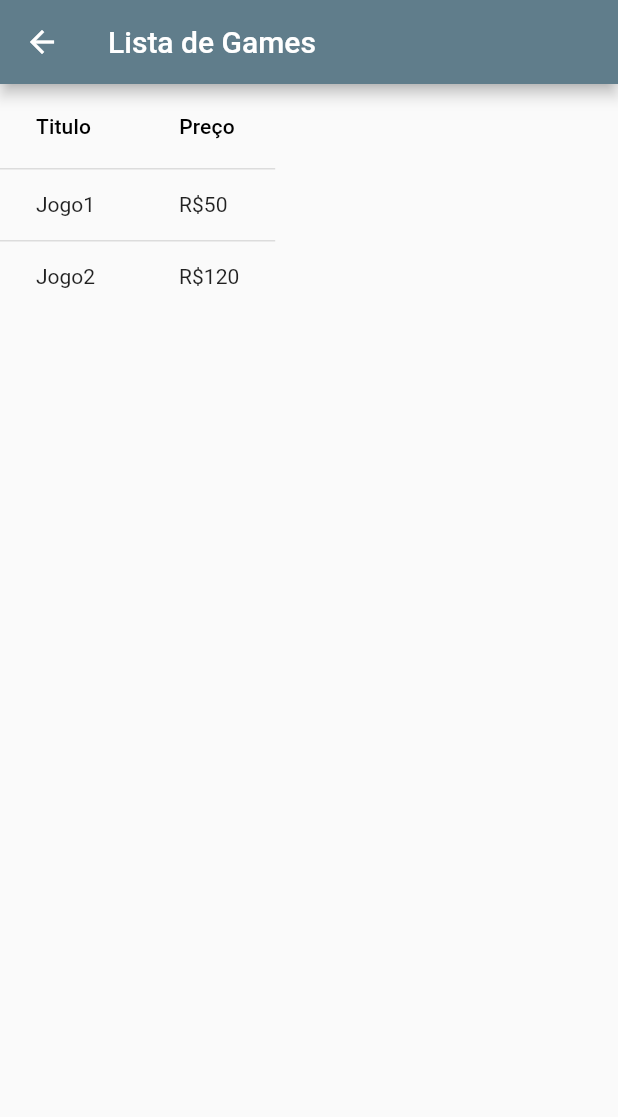
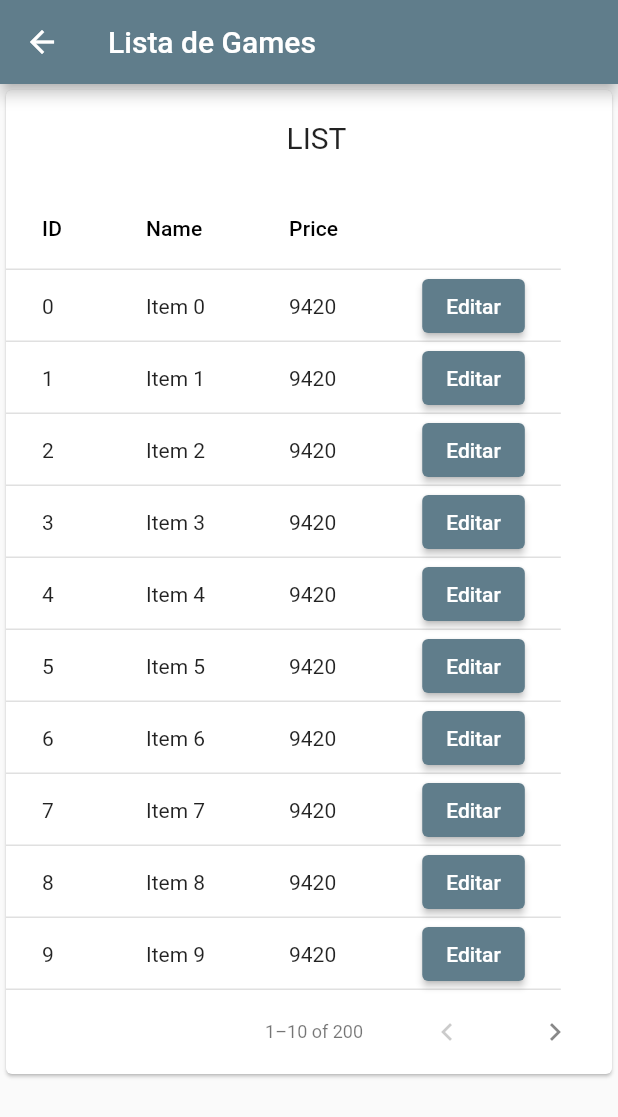
Before and after one commit to BrotherBoris/BrotherBoris-MobileExercises, a Flutter app: the MenuMainScreen screen opened directly, after a tap on "Lista de Games", on a phone screen of 412 x 824 dp. Shown: the top 1117 px of the screen. Run offline on Flutter 3.47's test engine with Material 2 defaults, Android fonts, the phone set to English and light mode, and no system bars; missing offline and left inert: dart:ffi.

Commit message:
utter desolation 15/04/23

```diff
--- /dev/null
+++ b/crud_api/lib/back/models/game.dart
@@ -0,0 +1,48 @@
+import 'dart:math';
+
+class Game {
+  int _id;
+  String _title;
+  double _price;
+  String _publisher;
+
+  // constructor
+  Game(this._id, this._title, this._price, this._publisher);
+
+  // getters //
+  int get id => _id;
+  String get title => _title;
+  double get price => _price;
+  String get publisher => _publisher;
+  // getters //
+
+  // setters //
+  set id(int id) {
+    _id = id;
+  }
+
+  set title(String title) {
+    _title = title;
+  }
+
+  set price(double price) {
+    _price = price;
+  }
+
+  set publisher(String publisher) {
+    _publisher = publisher;
+  }
+  // setters //
+}
+
+class Dumper {
+  List dump(iterations) {
+    List<Game> list = [];
+
+    for (var i = 0; i < iterations; i++) {
+      list.add(Game(i, 'Game $i', Random().nextDouble() * 500, 'pub $i'));
+    }
+
+    return list;
+  }
+}
--- /dev/null
+++ b/crud_api/lib/front/scenes/game_list_screen.dart
@@ -0,0 +1,39 @@
+import 'package:crud_api/front/components/basic_button.dart';
+import 'package:crud_api/main.dart';
+import 'package:flutter/material.dart';
+
+class GameListScreen extends StatefulWidget {
+  const GameListScreen({super.key});
+
+  @override
+  State<GameListScreen> createState() => _GameListScreen();
+}
+
+class _GameListScreen extends State<GameListScreen> {
+  final DataTableSource _data = MyData();
+
+  @override
+  Widget build(BuildContext context) {
+    return Scaffold(
+      appBar: AppBar(
+        title: const Text("Lista de Games"),
+      ),
+      body: Center(
+        child: Column(
+          // * alinha no centro da tela
+          children: <Widget>[
+            //TODO: Find a way to space columns
+            PaginatedDataTable(
+              // ignore: prefer_const_constructors, prefer_const_literals_to_create_immutables
+              columns: [DataColumn(label: Text('ID')), DataColumn(label: Text('Name')), DataColumn(label: Text('Price')), DataColumn(label: Text(''))],
+              source: _data,
+              header: const Center(
+                child: Text("LIST"),
+              ),
+            ),
+          ],
+        ),
+      ),
+    );
+  }
+}
--- a/crud_api/lib/scenes/menu_main_screen.dart
+++ b/crud_api/lib/front/scenes/menu_main_screen.dart
@@ -1,6 +1,6 @@
 import 'package:flutter/material.dart';
-import 'package:crud_api/components/basic_button.dart';
-import 'package:crud_api/scenes/games_list_screen.dart';
+import 'package:crud_api/front/components/basic_button.dart';
+import 'package:crud_api/front/scenes/game_list_screen.dart';
 
 class MenuMainScreen extends StatefulWidget {
   const MenuMainScreen({super.key});
@@ -27,7 +27,7 @@ class _MenuMainScreen extends State<MenuMainScreen> {
                 onPressed: () {
                   Navigator.push(
                     context,
-                    MaterialPageRoute(builder: (context) => GamesListScreen()),
+                    MaterialPageRoute(builder: (context) => GameListScreen()),
                   );
                 }),
           ],
--- a/crud_api/lib/main.dart
+++ b/crud_api/lib/main.dart
@@ -1,10 +1,20 @@
+import 'dart:math';
+
+import 'package:crud_api/back/models/game.dart';
+import 'package:crud_api/front/scenes/game_form_screen.dart';
 import 'package:flutter/material.dart';
-import 'package:crud_api/scenes/games_list_screen.dart';
-import 'components/basic_button.dart';
+import 'package:crud_api/front/scenes/game_list_screen.dart';
+import 'front/components/basic_button.dart';
 
 void main() {
   runApp(const MyApp());
 }
+
+// teste
+// * teste
+// ! teste
+// ? teste
+// TODO teste
 
 class MyApp extends StatelessWidget {
   const MyApp({super.key});
@@ -12,6 +22,7 @@ class MyApp extends StatelessWidget {
   @override
   Widget build(BuildContext context) {
     return MaterialApp(
+      debugShowCheckedModeBanner: false,
       title: 'Flutter Demo',
       theme: ThemeData(
         primarySwatch: Colors.blueGrey,
@@ -40,13 +51,21 @@ class _MyHomePageState extends State<MyHomePage> {
           //alinha no centro da tela
           mainAxisAlignment: MainAxisAlignment.center,
           children: <Widget>[
-            const SizedBox(height: 10),
             BasicButton(
-                buttonText: "Lista de Games",
+                buttonText: "Form",
                 onPressed: () {
                   Navigator.push(
                     context,
-                    MaterialPageRoute(builder: (context) => GamesListScreen()),
+                    MaterialPageRoute(builder: (context) => const GameFormScreen()),
+                  );
+                }),
+            const SizedBox(height: 10),
+            BasicButton(
+                buttonText: "List",
+                onPressed: () {
+                  Navigator.push(
+                    context,
+                    MaterialPageRoute(builder: (context) => const GameListScreen()),
                   );
                 }),
           ],
@@ -55,3 +74,34 @@ class _MyHomePageState extends State<MyHomePage> {
     );
   }
 }
+
+class MyData extends DataTableSource {
+  final List<Map<String, dynamic>> _data = List.generate(200, (index) => {"id": index, "title": "Item $index", "price": Random().nextInt(10000)});
+
+  @override
+  DataRow? getRow(int index) {
+    return DataRow(cells: [
+      DataCell(Text(_data[index]['id'].toString())),
+      DataCell(Text(_data[index]['title'])),
+      DataCell(Text(_data[index]['price'].toString())),
+      DataCell(BasicButton(
+        buttonText: "Editar",
+        onPressed: () {
+          print(index);
+        },
+      ))
+    ]);
+  }
+
+  @override
+  // TODO: implement isRowCountApproximate
+  bool get isRowCountApproximate => false;
+
+  @override
+  // TODO: implement rowCount
+  int get rowCount => _data.length;
+
+  @override
+  // TODO: implement selectedRowCount
+  int get selectedRowCount => 0;
+}
--- a/crud_api/lib/scenes/games_list_screen.dart
+++ /dev/null
@@ -1,37 +0,0 @@
-import 'package:flutter/material.dart';
-import 'package:crud_api/components/basic_button.dart';
-
-class GamesListScreen extends StatefulWidget {
-  const GamesListScreen({super.key});
-
-  @override
-  State<GamesListScreen> createState() => _GamesListScreen();
-}
-
-class _GamesListScreen extends State<GamesListScreen> {
-  @override
-  Widget build(BuildContext context) {
-    return Scaffold(
-      appBar: AppBar(
-        title: const Text("Lista de Games"),
-      ),
-      body: DataTable(
-        columns: [
-          DataColumn(label: Text('Titulo')),
-          DataColumn(label: Text('Preço')),
-        ],
-        rows: [
-          DataRow(cells: [
-            DataCell(Text('Jogo1')),
-            DataCell(Text('R\$50')),
-          ]),
-          DataRow(cells: [
-            DataCell(Text('Jogo2')),
-            DataCell(Text('R\$120')),
-          ]),
-        ],
-      ),
-      // This trailing comma makes auto-formatting nicer for build methods.
-    );
-  }
-}
```
Also changed, not shown: crud_api/lib/front/components/Basic_text_fields.dart (added, +48 -0 lines), crud_api/lib/front/scenes/game_form_screen.dart (added, +64 -0 lines), crud_api/lib/front/backups/backup_exampla_screen.dart (renamed from crud_api/lib/backups/backup_exampla_screen.dart), crud_api/lib/front/components/basic_button.dart (renamed from crud_api/lib/components/basic_button.dart), crud_api/lib/scenes/games_form_screen.dart (deleted).
